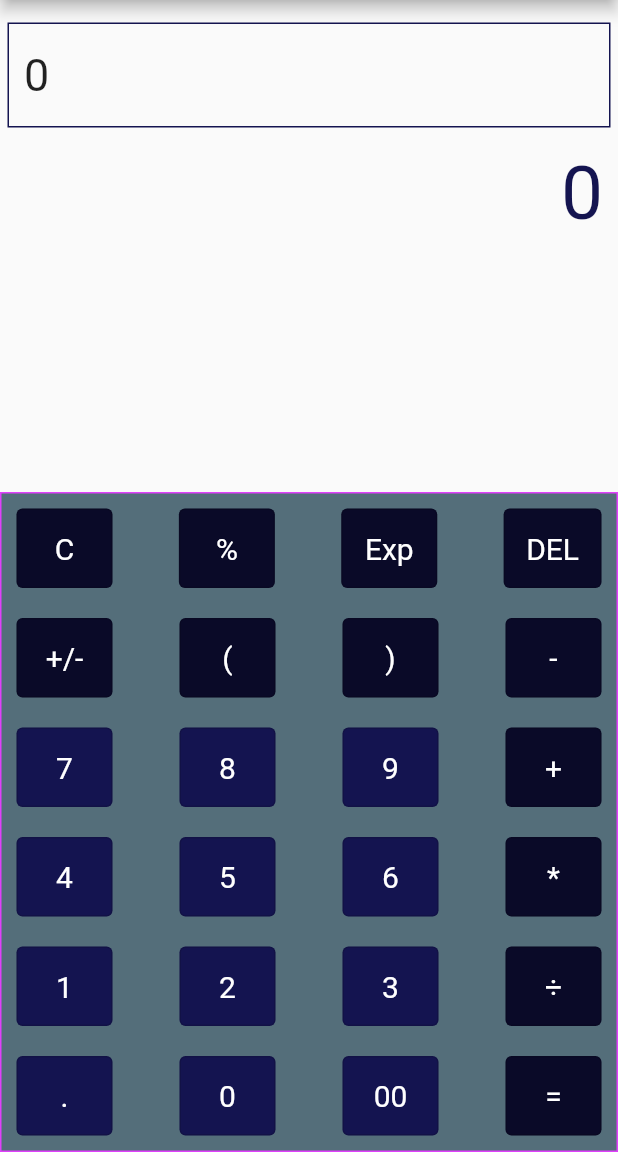
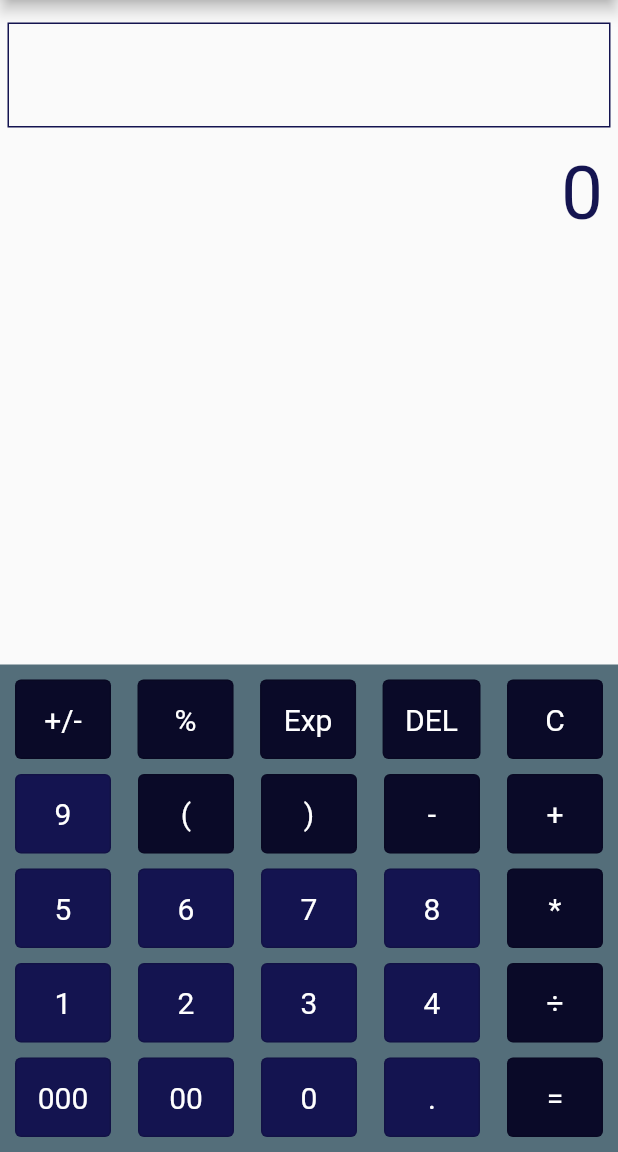
Before and after one commit to Chukwu3meka/flutter-calculator, a Flutter app: the screen it shows after launch, on a phone screen of 412 x 824 dp, the part 84-1236 px from its top. Run offline on Flutter 3.47's test engine with Material 2 defaults, Android fonts, the phone set to English and light mode, and no system bars; our stand-ins replace math_expressions.

Commit message:
rearrenged buttons and remove initial zero in equation tab

```diff
--- a/lib/main.dart
+++ b/lib/main.dart
@@ -37,13 +37,13 @@ class MyHomePage extends StatefulWidget {
 
 class _MyHomePageState extends State<MyHomePage> {
   String _result = "0";
-  String _equation = "0";
+  String _equation = "";
 
   void _clickHandler(String keyPressed, bool operator) {
     switch (keyPressed) {
       case "C":
         setState(() {
-          _equation = "0";
+          _equation = "";
           _result = "0";
         });
         break;
@@ -108,7 +108,6 @@ class _MyHomePageState extends State<MyHomePage> {
                 // height: constraint.maxHeight - 130.0,
                 padding: const EdgeInsets.all(10.0),
                 decoration: BoxDecoration(
-                  border: Border.all(color: Colors.purpleAccent),
                   color: Colors.blueGrey[600],
                 ),
                 child: Column(
@@ -116,58 +115,53 @@ class _MyHomePageState extends State<MyHomePage> {
                     Row(
                       mainAxisAlignment: MainAxisAlignment.spaceBetween,
                       children: [
-                        Buttons('C', true, _clickHandler),
+                        Buttons('+/-', true, _clickHandler),
                         Buttons('%', true, _clickHandler),
                         Buttons('Exp', true, _clickHandler),
                         Buttons('DEL', true, _clickHandler),
+                        Buttons('C', true, _clickHandler),
                       ],
                     ),
-                    SizedBox(height: 20),
+                    SizedBox(height: 10),
                     Row(
                       mainAxisAlignment: MainAxisAlignment.spaceBetween,
                       children: [
-                        Buttons('+/-', true, _clickHandler),
+                        Buttons('9', false, _clickHandler),
                         Buttons('(', true, _clickHandler),
                         Buttons(')', true, _clickHandler),
                         Buttons(' - ', true, _clickHandler),
-                      ],
-                    ),
-                    SizedBox(height: 20),
-                    Row(
-                      mainAxisAlignment: MainAxisAlignment.spaceBetween,
-                      children: [
-                        Buttons('7', false, _clickHandler),
-                        Buttons('8', false, _clickHandler),
-                        Buttons('9', false, _clickHandler),
                         Buttons(' + ', true, _clickHandler),
                       ],
                     ),
-                    SizedBox(height: 20),
+                    SizedBox(height: 10),
                     Row(
                         mainAxisAlignment: MainAxisAlignment.spaceBetween,
                         children: [
-                          Buttons('4', false, _clickHandler),
                           Buttons('5', false, _clickHandler),
                           Buttons('6', false, _clickHandler),
+                          Buttons('7', false, _clickHandler),
+                          Buttons('8', false, _clickHandler),
                           Buttons(' * ', true, _clickHandler),
                         ]),
-                    SizedBox(height: 20),
+                    SizedBox(height: 10),
                     Row(
                       mainAxisAlignment: MainAxisAlignment.spaceBetween,
                       children: [
                         Buttons('1', false, _clickHandler),
                         Buttons('2', false, _clickHandler),
                         Buttons('3', false, _clickHandler),
+                        Buttons('4', false, _clickHandler),
                         Buttons(' ÷ ', true, _clickHandler)
                       ],
                     ),
-                    SizedBox(height: 20),
+                    SizedBox(height: 10),
                     Row(
                       mainAxisAlignment: MainAxisAlignment.spaceBetween,
                       children: [
+                        Buttons('000', false, _clickHandler),
+                        Buttons('00', false, _clickHandler),
+                        Buttons('0', false, _clickHandler),
                         Buttons('.', false, _clickHandler),
-                        Buttons('0', false, _clickHandler),
-                        Buttons('00', false, _clickHandler),
                         Buttons('=', true, _clickHandler),
                       ],
                     ),
```
